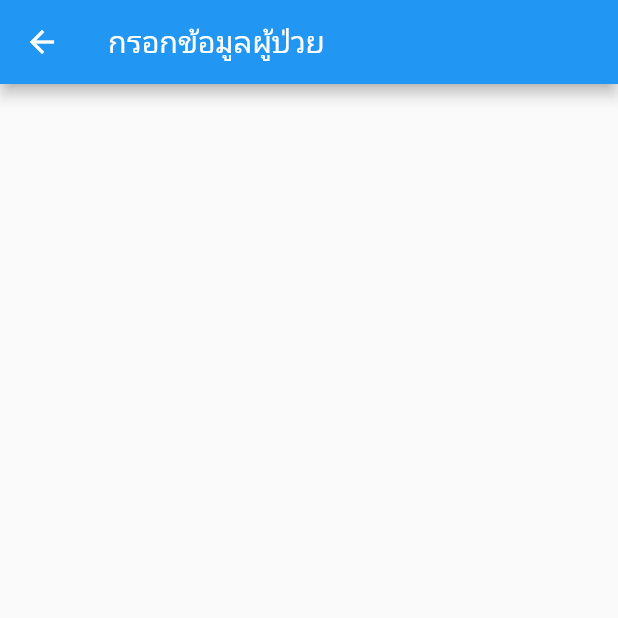
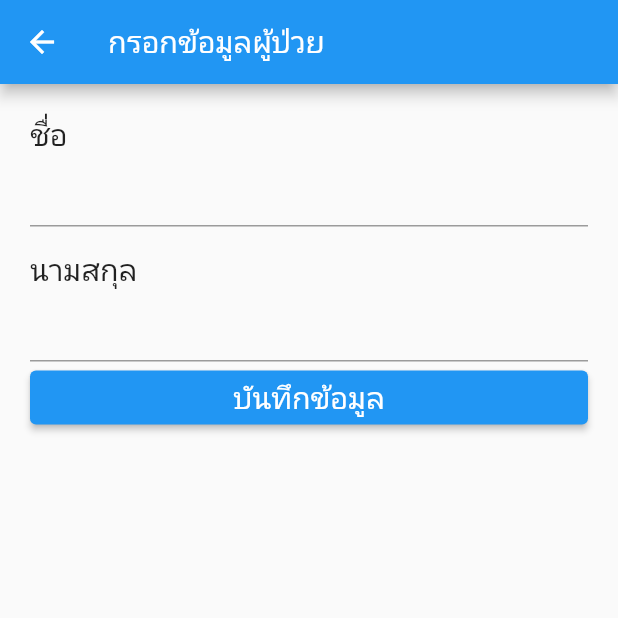
Before and after one commit to RandyOorton/projectflutter2ez001, a Flutter app: the SecondScreen screen opened directly, on a phone screen of 412 x 824 dp, the top half of it. Run offline on Flutter 3.47's test engine with Material 2 defaults, Android fonts, the phone set to English and light mode, and no system bars.

Commit message:
add firebase and doing few second screen

```diff
--- a/App/dentist_application/lib/main.dart
+++ b/App/dentist_application/lib/main.dart
@@ -41,7 +41,7 @@ class _MyHomePageState extends State<MyHomePage> {
         child: Scaffold(
           body: TabBarView(
             children: [
-              FormScreen(),
+              ProfileScreen(),
               PatienceScreen()
             ],
             ),
--- a/App/dentist_application/lib/screen/secondScreen/SecondScreen.dart
+++ b/App/dentist_application/lib/screen/secondScreen/SecondScreen.dart
@@ -1,7 +1,16 @@
 import 'package:flutter/material.dart';
 
-class SecondScreen extends StatelessWidget {
-  const SecondScreen({super.key});
+import '../../model/patiencedata.dart';
+
+class SecondScreen extends StatefulWidget {
+  @override
+  _SecondScreenState createState() => _SecondScreenState();
+}
+
+class _SecondScreenState extends State<SecondScreen> {
+
+  final formKey = GlobalKey<FormState>();
+  Patience myPatience = Patience();
 
   @override
   Widget build(BuildContext context) {
@@ -9,6 +18,33 @@ class SecondScreen extends StatelessWidget {
         appBar: AppBar(
           title: Text("กรอกข้อมูลผู้ป่วย"),
         ),
-        body: Container());
+        body: Container(
+          padding: EdgeInsets.all(20),
+          child: Form(
+            child: Column(
+                crossAxisAlignment: CrossAxisAlignment.start,
+                children: [
+                  Text("ชื่อ",style: TextStyle(fontSize: 20),),
+                  TextFormField(
+
+                  ),
+                  SizedBox(
+                    height: 15,
+                  ),
+                  Text("นามสกุล",style: TextStyle(fontSize: 20),),
+                  TextFormField(),
+                  SizedBox(
+                    width: double.infinity,
+                    child: ElevatedButton(
+                      onPressed: () {},
+                      child: Text("บันทึกข้อมูล",style: TextStyle(fontSize: 20),)
+
+                    ,),
+                  ),
+
+                ],
+            ),
+          ),
+        ));
   }
 }
--- a/App/dentist_application/pubspec.yaml
+++ b/App/dentist_application/pubspec.yaml
@@ -35,6 +35,7 @@ dependencies:
   # The following adds the Cupertino Icons font to your application.
   # Use with the CupertinoIcons class for iOS style icons.
   cupertino_icons: ^1.0.2
+  firebase_core: ^2.15.0
 
 dev_dependencies:
   flutter_test:
```
Also changed, not shown: App/dentist_application/lib/screen/patiencescreen.dart (+3 -41 lines), App/dentist_application/lib/screen/profilescreen.dart (+4 -4 lines), App/dentist_application/pubspec.lock, 6 other files.
